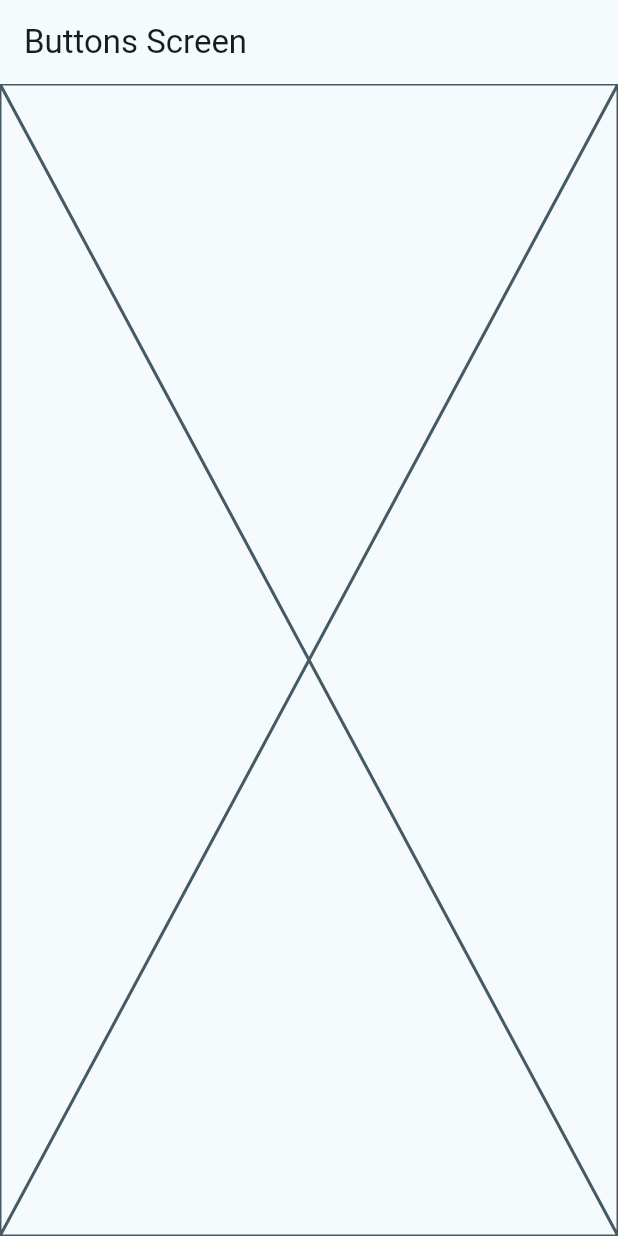
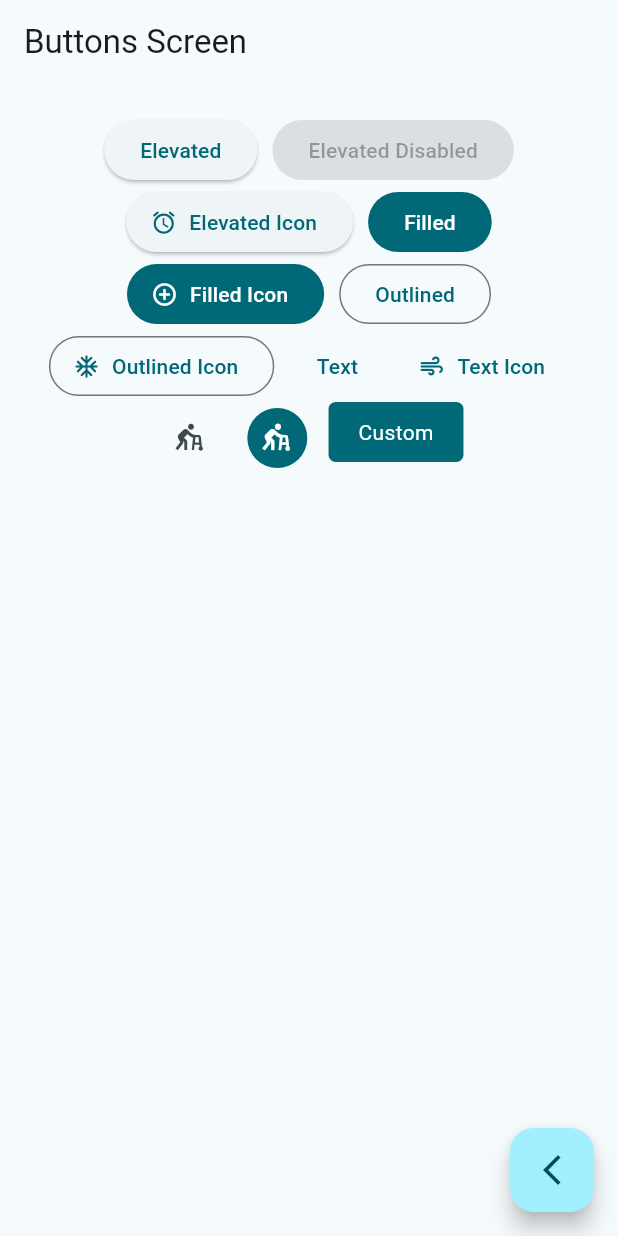
Before and after one commit to Anndderssonn/WidgetsFlutterLibrary, a Flutter app: the ButtonsScreen screen opened by its route, on a phone screen of 412 x 824 dp. Run offline on Flutter 3.47's test engine with Material 3 defaults, Android fonts, the phone set to English and light mode, and no system bars; our stand-ins replace go_router.

Commit message:
feat: Add buttons screen

```diff
--- a/lib/config/menu/menu_items.dart
+++ b/lib/config/menu/menu_items.dart
@@ -1,5 +1,4 @@
 import 'package:flutter/material.dart';
-import 'package:flutter/widgets.dart';
 
 class MenuItems {
   final String title;
--- a/lib/presentation/screens/buttons/buttons_screen.dart
+++ b/lib/presentation/screens/buttons/buttons_screen.dart
@@ -1,4 +1,5 @@
 import 'package:flutter/material.dart';
+import 'package:go_router/go_router.dart';
 
 class ButtonsScreen extends StatelessWidget {
   static const String name = 'buttons_screen';
@@ -9,7 +10,99 @@
   Widget build(BuildContext context) {
     return Scaffold(
       appBar: AppBar(title: const Text('Buttons Screen')),
-      body: const Placeholder(),
+      body: _ButtonsView(),
+      floatingActionButton: FloatingActionButton(
+        onPressed: () {
+          context.pop();
+        },
+        child: const Icon(Icons.arrow_back_ios_new_outlined),
+      ),
     );
   }
 }
+
+class _ButtonsView extends StatelessWidget {
+  const _ButtonsView();
+
+  @override
+  Widget build(BuildContext context) {
+    final colors = Theme.of(context).colorScheme;
+
+    return SizedBox(
+      width: double.infinity,
+      child: Padding(
+        padding: const EdgeInsets.symmetric(horizontal: 16, vertical: 20),
+        child: Wrap(
+          spacing: 10,
+          alignment: WrapAlignment.center,
+          children: [
+            ElevatedButton(onPressed: () {}, child: const Text('Elevated')),
+            const ElevatedButton(
+              onPressed: null,
+              child: Text('Elevated Disabled'),
+            ),
+            ElevatedButton.icon(
+              onPressed: () {},
+              icon: const Icon(Icons.access_alarm_rounded),
+              label: const Text('Elevated Icon'),
+            ),
+            FilledButton(onPressed: () {}, child: const Text('Filled')),
+            FilledButton.icon(
+              onPressed: () {},
+              icon: const Icon(Icons.add_circle_outline_rounded),
+              label: const Text('Filled Icon'),
+            ),
+            OutlinedButton(onPressed: () {}, child: const Text('Outlined')),
+            OutlinedButton.icon(
+              onPressed: () {},
+              icon: const Icon(Icons.ac_unit_rounded),
+              label: const Text('Outlined Icon'),
+            ),
+            TextButton(onPressed: () {}, child: const Text("Text")),
+            TextButton.icon(
+              onPressed: () {},
+              icon: Icon(Icons.air_rounded),
+              label: const Text('Text Icon'),
+            ),
+            IconButton(
+              onPressed: () {},
+              icon: Icon(Icons.assist_walker_outlined),
+            ),
+            IconButton(
+              onPressed: () {},
+              icon: Icon(Icons.assist_walker_outlined),
+              style: ButtonStyle(
+                backgroundColor: WidgetStatePropertyAll(colors.primary),
+                iconColor: WidgetStatePropertyAll(Colors.white),
+              ),
+            ),
+            CustomButton(color: colors.primary),
+          ],
+        ),
+      ),
+    );
+  }
+}
+
+class CustomButton extends StatelessWidget {
+  final Color color;
+
+  const CustomButton({super.key, required this.color});
+
+  @override
+  Widget build(BuildContext context) {
+    return ClipRRect(
+      borderRadius: BorderRadius.circular(5),
+      child: Material(
+        color: color,
+        child: InkWell(
+          onTap: () {},
+          child: const Padding(
+            padding: EdgeInsets.symmetric(horizontal: 20, vertical: 10),
+            child: Text('Custom', style: TextStyle(color: Colors.white)),
+          ),
+        ),
+      ),
+    );
+  }
+}
```
